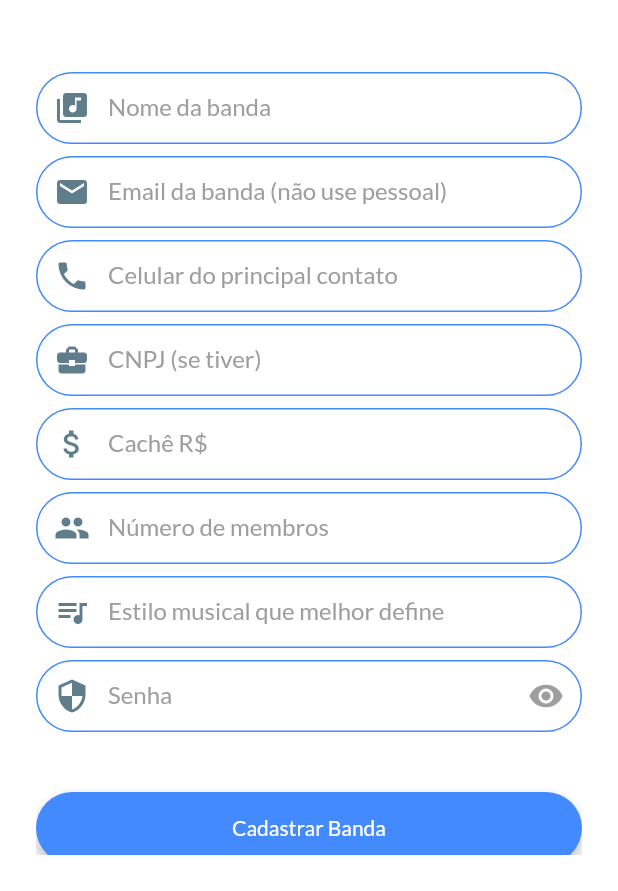
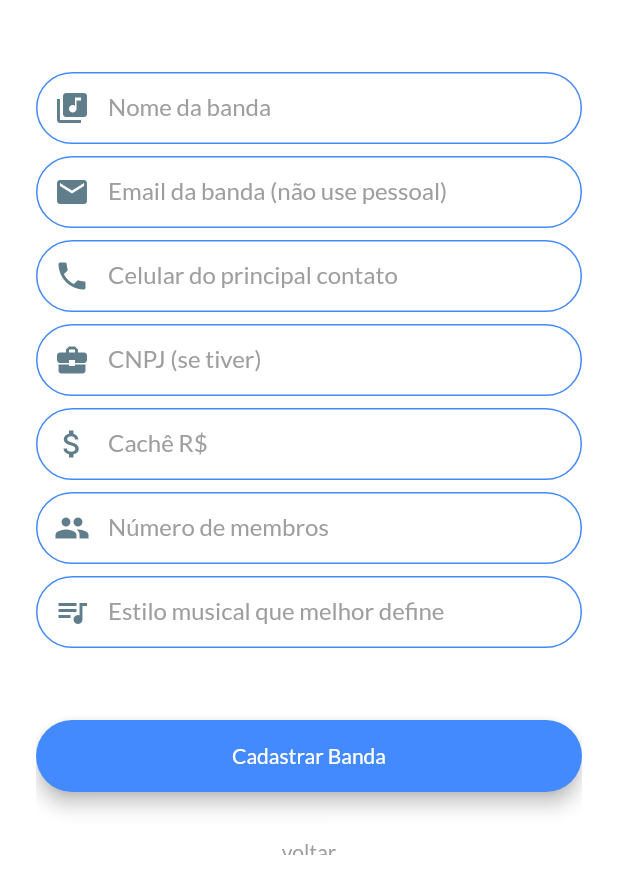
Before and after one commit to Rossitto/lsrtcc_Frontend_Flutter, a Flutter app: the RegisterBandScreen screen opened by its route, on a phone screen of 412 x 824 dp, the part 345-1236 px from its top. Run offline on Flutter 3.47's test engine with Material 2 defaults, Android fonts, the phone set to English and light mode, and no system bars; our stand-ins replace animated_text_kit, date_format, get, get_storage, google_fonts, table_calendar; missing offline and left inert: date_time_format, emojis; accounts and stored records are empty; network calls fail.

Commit message:
band not requiring password anymore

```diff
--- a/lib/model/band.dart
+++ b/lib/model/band.dart
@@ -1,7 +1,7 @@
 import 'package:flutter/material.dart';
 
 class Band {
-  final int _id; //TODO: check if id will be int or String
+  final int _id;
   String _name;
   String _cnpj;
   String _feeBrl;
--- a/lib/screens/profile_screen.dart
+++ b/lib/screens/profile_screen.dart
@@ -54,7 +54,10 @@ class _ProfileScreenState extends State<ProfileScreen>
         centerTitle: true,
         title: Text(
           'Perfil',
-          style: TextStyle(color: Colors.white70),
+          style: TextStyle(
+            color: Colors.white70,
+            fontSize: 25.0,
+          ),
         ),
         elevation: 0,
         backgroundColor: Colors.blueAccent[700],
--- a/lib/screens/registerBand_screen.dart
+++ b/lib/screens/registerBand_screen.dart
@@ -19,7 +19,7 @@ class _RegisterBandScreenState extends State<RegisterBandScreen> {
   String name;
   String email;
   String phone;
-  String password;
+  // String password;
   String cnpj;
   String feeBrl;
   String membersNum;
@@ -165,32 +165,32 @@ class _RegisterBandScreenState extends State<RegisterBandScreen> {
               SizedBox(
                 height: 8.0,
               ),
-              TextField(
-                obscureText: !this._showPassword,
-                keyboardType:
-                    TextInputType.visiblePassword, // maybe this is unnecessary
-                onChanged: (value) {
-                  password = value.trim();
-                },
-                decoration: kTextFieldDecoration.copyWith(
-                    labelText: 'Senha',
-                    prefixIcon: Icon(
-                      Icons.security,
-                      color: Colors.blueGrey,
-                    ),
-                    suffixIcon: IconButton(
-                      icon: Icon(
-                        Icons.remove_red_eye,
-                        color: this._showPassword
-                            ? Colors.blueAccent
-                            : Colors.grey,
-                      ),
-                      onPressed: () {
-                        setState(
-                            () => this._showPassword = !this._showPassword);
-                      },
-                    )),
-              ),
+              // TextField(
+              //   obscureText: !this._showPassword,
+              //   keyboardType:
+              //       TextInputType.visiblePassword, // maybe this is unnecessary
+              //   onChanged: (value) {
+              //     password = value.trim();
+              //   },
+              //   decoration: kTextFieldDecoration.copyWith(
+              //       labelText: 'Senha',
+              //       prefixIcon: Icon(
+              //         Icons.security,
+              //         color: Colors.blueGrey,
+              //       ),
+              //       suffixIcon: IconButton(
+              //         icon: Icon(
+              //           Icons.remove_red_eye,
+              //           color: this._showPassword
+              //               ? Colors.blueAccent
+              //               : Colors.grey,
+              //         ),
+              //         onPressed: () {
+              //           setState(
+              //               () => this._showPassword = !this._showPassword);
+              //         },
+              //       )),
+              // ),
               SizedBox(
                 height: 24.0,
               ),
@@ -205,7 +205,7 @@ class _RegisterBandScreenState extends State<RegisterBandScreen> {
                     name: name,
                     email: email,
                     phone: phone,
-                    password: password,
+                    // password: password,
                     cnpj: cnpj,
                     feeBrl: feeBrl,
                     membersNum: membersNum,
```
